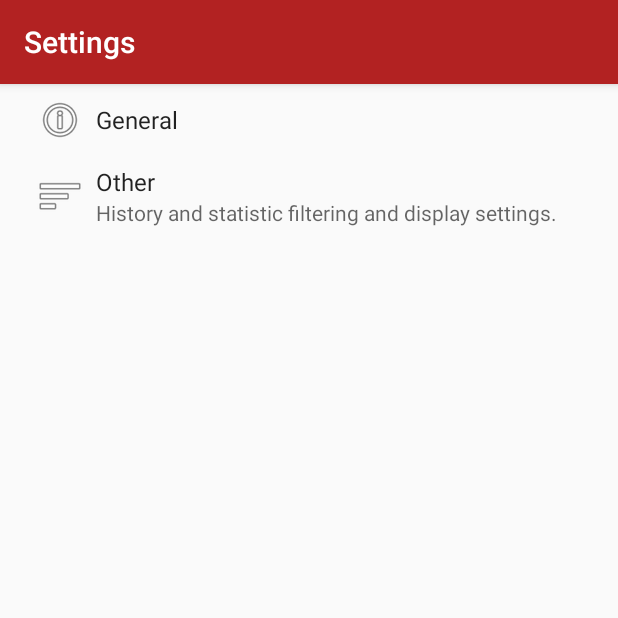
After one commit to cjsheehan/contextual-triggers, an Android app: the SettingsActivity screen opened directly, with no data from a screen before it, on a phone screen of 412 x 824 dp, the top half of it. The commit adds this screen. Run offline under Robolectric (Android 15) with nearby library versions, the phone set to English and light mode, and no system bars.

Commit message:
§preferences

```diff
--- a/app/src/main/AndroidManifest.xml
+++ b/app/src/main/AndroidManifest.xml
@@ -15,6 +15,10 @@
                 <category android:name="android.intent.category.LAUNCHER" />
             </intent-filter>
         </activity>
+        <activity
+            android:name=".activity.SettingsActivity"
+            android:screenOrientation="portrait"
+            android:label="@string/title_activity_settings" />
         <service android:name=".TriggerService"
             android:exported="false"/>
     </application>
--- /dev/null
+++ b/app/src/main/java/com/keepfit/triggers/activity/AppCompatPreferenceActivity.java
@@ -0,0 +1,109 @@
+package com.keepfit.triggers.activity;
+
+import android.content.res.Configuration;
+import android.os.Bundle;
+import android.preference.PreferenceActivity;
+import android.support.annotation.LayoutRes;
+import android.support.annotation.Nullable;
+import android.support.v7.app.ActionBar;
+import android.support.v7.app.AppCompatDelegate;
+import android.support.v7.widget.Toolbar;
+import android.view.MenuInflater;
+import android.view.View;
+import android.view.ViewGroup;
+
+/**
+ * A {@link PreferenceActivity} which implements and proxies the necessary calls
+ * to be used with AppCompat.
+ */
+public abstract class AppCompatPreferenceActivity extends PreferenceActivity {
+
+    private AppCompatDelegate mDelegate;
+
+    @Override
+    protected void onCreate(Bundle savedInstanceState) {
+        getDelegate().installViewFactory();
+        getDelegate().onCreate(savedInstanceState);
+        super.onCreate(savedInstanceState);
+    }
+
+    @Override
+    protected void onPostCreate(Bundle savedInstanceState) {
+        super.onPostCreate(savedInstanceState);
+        getDelegate().onPostCreate(savedInstanceState);
+    }
+
+    public ActionBar getSupportActionBar() {
+        return getDelegate().getSupportActionBar();
+    }
+
+    public void setSupportActionBar(@Nullable Toolbar toolbar) {
+        getDelegate().setSupportActionBar(toolbar);
+    }
+
+    @Override
+    public MenuInflater getMenuInflater() {
+        return getDelegate().getMenuInflater();
+    }
+
+    @Override
+    public void setContentView(@LayoutRes int layoutResID) {
+        getDelegate().setContentView(layoutResID);
+    }
+
+    @Override
+    public void setContentView(View view) {
+        getDelegate().setContentView(view);
+    }
+
+    @Override
+    public void setContentView(View view, ViewGroup.LayoutParams params) {
+        getDelegate().setContentView(view, params);
+    }
+
+    @Override
+    public void addContentView(View view, ViewGroup.LayoutParams params) {
+        getDelegate().addContentView(view, params);
+    }
+
+    @Override
+    protected void onPostResume() {
+        super.onPostResume();
+        getDelegate().onPostResume();
+    }
+
+    @Override
+    protected void onTitleChanged(CharSequence title, int color) {
+        super.onTitleChanged(title, color);
+        getDelegate().setTitle(title);
+    }
+
+    @Override
+    public void onConfigurationChanged(Configuration newConfig) {
+        super.onConfigurationChanged(newConfig);
+        getDelegate().onConfigurationChanged(newConfig);
+    }
+
+    @Override
+    protected void onStop() {
+        super.onStop();
+        getDelegate().onStop();
+    }
+
+    @Override
+    protected void onDestroy() {
+        super.onDestroy();
+        getDelegate().onDestroy();
+    }
+
+    public void invalidateOptionsMenu() {
+        getDelegate().invalidateOptionsMenu();
+    }
+
+    private AppCompatDelegate getDelegate() {
+        if (mDelegate == null) {
+            mDelegate = AppCompatDelegate.create(this, null);
+        }
+        return mDelegate;
+    }
+}
--- a/app/src/main/res/values/strings.xml
+++ b/app/src/main/res/values/strings.xml
@@ -6,4 +6,9 @@
 
     <string name="first_trigger">First Trigger</string>
     <string name="placeholder">Stuff here!</string>
+    <string name="pref_header_general">General</string>
+    <string name="pref_header_other">Other</string>
+    <string name="pref_title_filter_by_date">On or Off</string>
+    <string name="action_settings">Settings</string>
+    <string name="title_activity_settings">Settings</string>
 </resources>
--- /dev/null
+++ b/app/src/main/res/xml/pref_general.xml
@@ -0,0 +1,38 @@
+<PreferenceScreen xmlns:android="http://schemas.android.com/apk/res/android">
+
+
+
+    <EditTextPreference
+    android:defaultValue="Daily Goal"
+    android:inputType="numberDecimal"
+    android:key="step_length"
+    android:maxLines="1"
+    android:selectAllOnFocus="true"
+    android:singleLine="true"
+    android:title="dailyGoal" />
+
+    <!--<SwitchPreference-->
+        <!--android:defaultValue="false"-->
+        <!--android:key="test_mode"-->
+        <!--android:summary="@string/pref_enable_test_mode_sum"-->
+        <!--android:title="@string/pref_title_enable_test_mode" />-->
+
+    <!--<SwitchPreference-->
+        <!--android:defaultValue="true"-->
+        <!--android:key="goal_edit_enabled"-->
+        <!--android:summary="@string/pref_enable_edit_goals"-->
+        <!--android:title="@string/pref_title_enable_edit_goals" />-->
+
+    <!--<SwitchPreference-->
+        <!--android:defaultValue="true"-->
+        <!--android:key="notification_edit_enabled"-->
+        <!--android:title="@string/pref_title_enable_notification" />-->
+
+    <!--<SwitchPreference-->
+        <!--android:defaultValue="false"-->
+        <!--android:key="step_counting_enabled"-->
+        <!--android:summary="@string/pref_enable_step_counting_summary"-->
+        <!--android:title="@string/pref_title_enable_step_counting" />-->
+
+
+</PreferenceScreen>
--- /dev/null
+++ b/app/src/main/res/xml/pref_headers.xml
@@ -0,0 +1,17 @@
+<preference-headers xmlns:android="http://schemas.android.com/apk/res/android">
+
+    <!-- These settings headers are only used on tablets. -->
+
+    <header
+        android:fragment="com.keepfit.triggers.activity.SettingsActivity$GeneralPreferenceFragment"
+        android:icon="@android:drawable/ic_menu_info_details"
+        android:title="@string/pref_header_general" />
+
+    <header
+        android:fragment="com.keepfit.triggers.activity.SettingsActivity$HistoryPreferenceFragment"
+        android:icon="@android:drawable/ic_menu_sort_by_size"
+        android:summary="History and statistic filtering and display settings."
+        android:title="@string/pref_header_other" />
+
+
+</preference-headers>
--- /dev/null
+++ b/app/src/main/res/xml/pref_history_settings.xml
@@ -0,0 +1,77 @@
+<PreferenceScreen xmlns:android="http://schemas.android.com/apk/res/android">
+
+    <!-- A 'parent' preference, which enables/disables child preferences (below)
+         when checked/unchecked. -->
+    <!--<ListPreference-->
+        <!--android:defaultValue="0"-->
+        <!--android:entries="@array/pref_history_display_unit_titles"-->
+        <!--android:entryValues="@array/pref_history_display_unit_values"-->
+        <!--android:key="history_display_unit"-->
+        <!--android:negativeButtonText="@null"-->
+        <!--android:positiveButtonText="@null"-->
+        <!--android:title="@string/pref_history_display_unit_label" />-->
+
+    <SwitchPreference
+        android:defaultValue="false"
+        android:key="filter_days_by_date"
+        android:summary="The records will only be shown from a certain period of time."
+        android:title="@string/pref_title_filter_by_date" />
+
+    <!--<EditTextPreference-->
+        <!--android:defaultValue="@string/pref_number_of_weeks"-->
+        <!--android:inputType="number"-->
+        <!--android:key="number_of_weeks"-->
+        <!--android:dependency="filter_days_by_date"-->
+        <!--android:maxLines="1"-->
+        <!--android:selectAllOnFocus="true"-->
+        <!--android:singleLine="true"-->
+        <!--android:title="@string/pref_number_of_weeks_label" />-->
+
+    <!--<SwitchPreference-->
+        <!--android:defaultValue="false"-->
+        <!--android:key="filter_days_by_completeness"-->
+        <!--android:summary="The records will only be shown above or below a percentage."-->
+        <!--android:title="@string/pref_title_dispal_completed_goals" />-->
+
+
+    <!-- NOTE: Hide buttons to simplify the UI. Users can touch outside the dialog to
+         dismiss it. -->
+    <!-- NOTE: ListPreference's summary should be set to its value by the activity code. -->
+    <!--<ListPreference-->
+        <!--android:defaultValue="All"-->
+        <!--android:entries="@array/pref_history_above_below_titles"-->
+        <!--android:entryValues="@array/pref_history_above_below_values"-->
+        <!--android:dependency="filter_days_by_completeness"-->
+        <!--android:key="history_above_below_list"-->
+        <!--android:negativeButtonText="@null"-->
+        <!--android:positiveButtonText="@null"-->
+        <!--android:title="@string/pref_history_above_or_below_label" />-->
+
+
+    <!--<ListPreference-->
+        <!--android:defaultValue="0"-->
+        <!--android:entries="@array/pref_goal_completeness_percentage_titles"-->
+        <!--android:entryValues="@array/pref_goal_completeness_percentage_values"-->
+        <!--android:dependency="filter_days_by_completeness"-->
+        <!--android:key="completeness_percentage"-->
+        <!--android:negativeButtonText="@null"-->
+        <!--android:positiveButtonText="@null"-->
+        <!--android:title="@string/pref_title_history_percentage" />-->
+
+
+
+
+    <!-- NOTE: Hide buttons to simplify the UI. Users can touch outside the dialog to
+         dismiss it. -->
+    <!-- NOTE: ListPreference's summary should be set to its value by the activity code. -->
+
+
+
+    <!-- NOTE: This preference will be enabled only when the checkbox above is checked. -->
+    <!--<SwitchPreference-->
+        <!--android:defaultValue="true"-->
+        <!--android:dependency="only_fully_completed_goals"-->
+        <!--android:key="notifications_new_message_vibrate"-->
+        <!--android:title="@string/pref_title_vibrate" />-->
+
+</PreferenceScreen>
```
Also changed, not shown: app/src/main/java/com/keepfit/triggers/activity/MainActivity.java (+33 -0 lines), app/src/main/java/com/keepfit/triggers/activity/SettingsActivity.java (added, +193 -0 lines), app/src/main/res/layout/activity_main.xml (+8 -0 lines), app/src/main/res/menu/menu_main.xml (added, +11 -0 lines).
